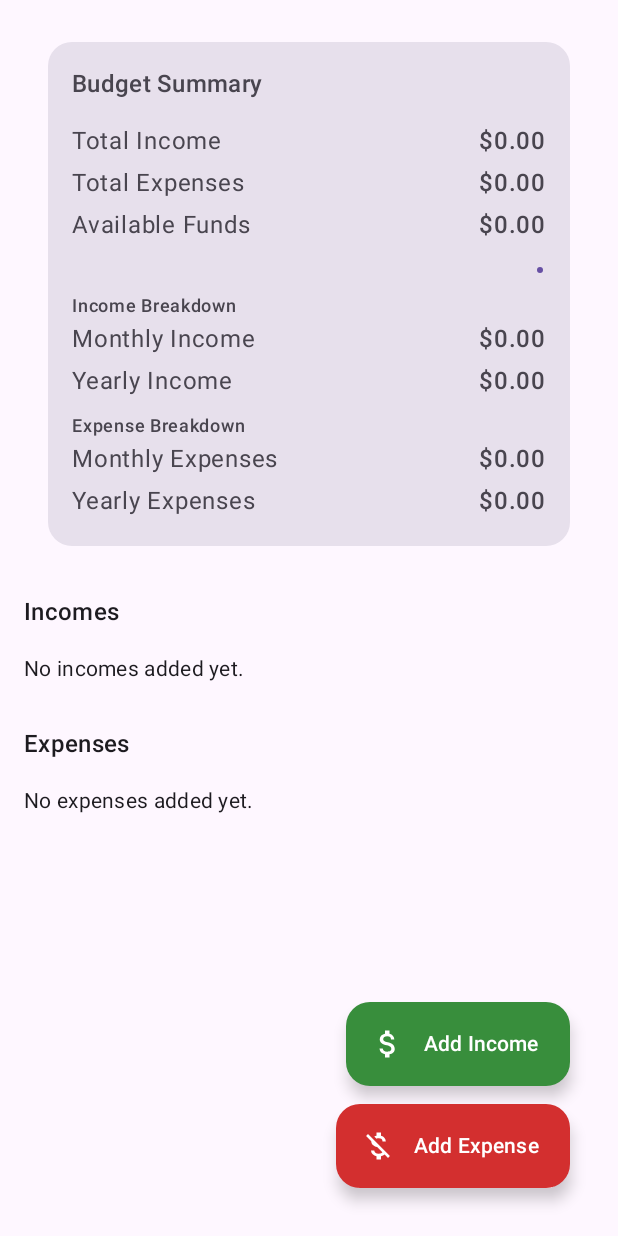
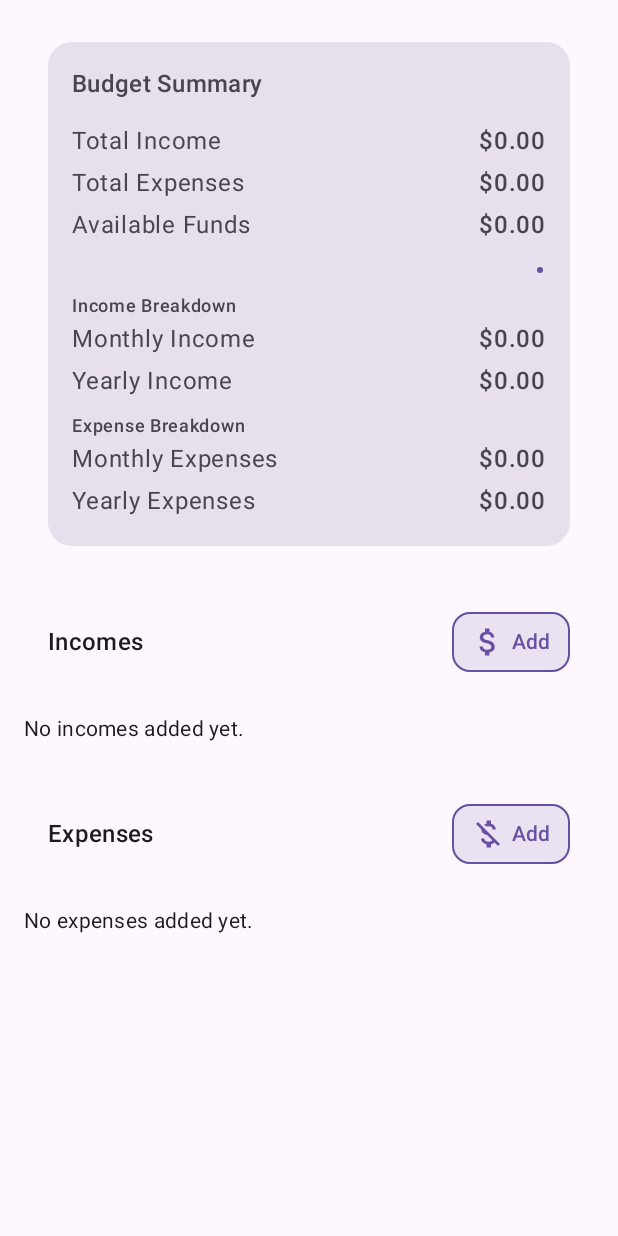
Before and after one commit to Klariskao/Android-Budgeting-app-, an Android app built with Jetpack Compose: the screen it shows after launch (MainActivity), on a phone screen of 412 x 824 dp. Run offline under Robolectric (Android 15) with nearby library versions, the phone set to English and light mode, and no system bars; our stand-ins replace Room's generated code; libraries missing offline, so code that uses them is left out: com.github.mikephil.charting.

Commit message:
💄 Add headers and remove FABs

```diff
--- a/app/src/main/java/com/example/mybudget/ui/screens/BudgetScreen.kt
+++ b/app/src/main/java/com/example/mybudget/ui/screens/BudgetScreen.kt
@@ -1,5 +1,6 @@
 package com.example.mybudget.ui.screens
 
+import androidx.compose.foundation.BorderStroke
 import androidx.compose.foundation.background
 import androidx.compose.foundation.layout.Arrangement
 import androidx.compose.foundation.layout.Box
@@ -10,6 +11,7 @@ import androidx.compose.foundation.layout.fillMaxSize
 import androidx.compose.foundation.layout.fillMaxWidth
 import androidx.compose.foundation.layout.height
 import androidx.compose.foundation.layout.padding
+import androidx.compose.foundation.layout.width
 import androidx.compose.foundation.lazy.LazyColumn
 import androidx.compose.foundation.lazy.items
 import androidx.compose.foundation.shape.RoundedCornerShape
@@ -18,10 +20,10 @@ import androidx.compose.material.icons.filled.AttachMoney
 import androidx.compose.material.icons.filled.Delete
 import androidx.compose.material.icons.filled.Edit
 import androidx.compose.material.icons.filled.MoneyOff
+import androidx.compose.material3.ButtonDefaults
 import androidx.compose.material3.Card
 import androidx.compose.material3.CardDefaults
 import androidx.compose.material3.ExperimentalMaterial3Api
-import androidx.compose.material3.ExtendedFloatingActionButton
 import androidx.compose.material3.Icon
 import androidx.compose.material3.LinearProgressIndicator
 import androidx.compose.material3.ListItem
@@ -30,6 +32,7 @@ import androidx.compose.material3.Scaffold
 import androidx.compose.material3.SwipeToDismissBox
 import androidx.compose.material3.SwipeToDismissBoxValue
 import androidx.compose.material3.Text
+import androidx.compose.material3.TextButton
 import androidx.compose.material3.rememberSwipeToDismissBoxState
 import androidx.compose.runtime.Composable
 import androidx.compose.runtime.collectAsState
@@ -126,30 +129,7 @@ fun BudgetScreen(
         }
     }
 
-    Scaffold(
-        floatingActionButton = {
-            Column(
-                verticalArrangement = Arrangement.spacedBy(12.dp),
-                horizontalAlignment = Alignment.End,
-                modifier = Modifier.padding(end = 16.dp, bottom = 16.dp)
-            ) {
-                ExtendedFloatingActionButton(
-                    text = { Text("Add Income") },
-                    icon = { Icon(Icons.Filled.AttachMoney, null) },
-                    onClick = { navController.navigate("income") },
-                    containerColor = Color(0xFF388E3C),
-                    contentColor = Color.White
-                )
-                ExtendedFloatingActionButton(
-                    text = { Text("Add Expense") },
-                    icon = { Icon(Icons.Filled.MoneyOff, null) },
-                    onClick = { navController.navigate("expense") },
-                    containerColor = Color(0xFFD32F2F),
-                    contentColor = Color.White
-                )
-            }
-        }
-    ) { padding ->
+    Scaffold { padding ->
         LazyColumn(
             modifier = Modifier
                 .fillMaxSize()
@@ -162,7 +142,9 @@ fun BudgetScreen(
             }
 
             item {
-                Text("Incomes", style = MaterialTheme.typography.titleMedium)
+                IncomeHeader(
+                    onAddIncome = { navController.navigate("income") }
+                )
             }
 
             if (budget.incomes.isEmpty()) {
@@ -196,7 +178,9 @@ fun BudgetScreen(
 
             item {
                 Spacer(Modifier.height(12.dp))
-                Text("Expenses", style = MaterialTheme.typography.titleMedium)
+                ExpenseHeader(
+                    onAddExpense = { navController.navigate("expense") }
+                )
             }
 
             if (budget.expenses.isEmpty()) {
@@ -320,6 +304,58 @@ fun SummaryRow(label: String, amount: Double) {
     ) {
         Text(label)
         Text("$%.2f".format(amount), fontWeight = FontWeight.Medium)
+    }
+}
+
+@Composable
+fun IncomeHeader(onAddIncome: () -> Unit) {
+    Row(
+        modifier = Modifier
+            .fillMaxWidth()
+            .padding(horizontal = 16.dp, vertical = 8.dp),
+        horizontalArrangement = Arrangement.SpaceBetween,
+        verticalAlignment = Alignment.CenterVertically
+    ) {
+        Text("Incomes", style = MaterialTheme.typography.titleMedium)
+        TextButton(
+            onClick = onAddIncome,
+            shape = RoundedCornerShape(12.dp),
+            border = BorderStroke(1.dp, MaterialTheme.colorScheme.primary),
+            colors = ButtonDefaults.outlinedButtonColors(
+                containerColor = Color(0xFFEAE2F0),
+                contentColor = MaterialTheme.colorScheme.primary
+            )
+        ) {
+            Icon(Icons.Default.AttachMoney, contentDescription = "Add Income")
+            Spacer(modifier = Modifier.width(4.dp))
+            Text("Add")
+        }
+    }
+}
+
+@Composable
+fun ExpenseHeader(onAddExpense: () -> Unit) {
+    Row(
+        modifier = Modifier
+            .fillMaxWidth()
+            .padding(horizontal = 16.dp, vertical = 8.dp),
+        horizontalArrangement = Arrangement.SpaceBetween,
+        verticalAlignment = Alignment.CenterVertically
+    ) {
+        Text("Expenses", style = MaterialTheme.typography.titleMedium)
+        TextButton(
+            onClick = onAddExpense,
+            shape = RoundedCornerShape(12.dp),
+            border = BorderStroke(1.dp, MaterialTheme.colorScheme.primary),
+            colors = ButtonDefaults.outlinedButtonColors(
+                containerColor = Color(0xFFEAE2F0),
+                contentColor = MaterialTheme.colorScheme.primary
+            )
+        ) {
+            Icon(Icons.Default.MoneyOff, contentDescription = "Add Expense")
+            Spacer(modifier = Modifier.width(4.dp))
+            Text("Add")
+        }
     }
 }
 
```
